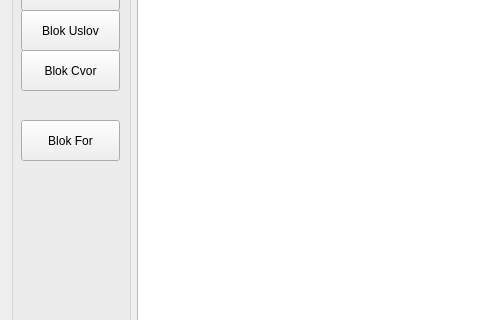
Before: the Qt Designer form aplikacija.ui in leoRado/KulaV2, drawn with Qt 5; both pictures show x 0 to 480 and y 250 to 570 of the 1024 by 668 pixel window.
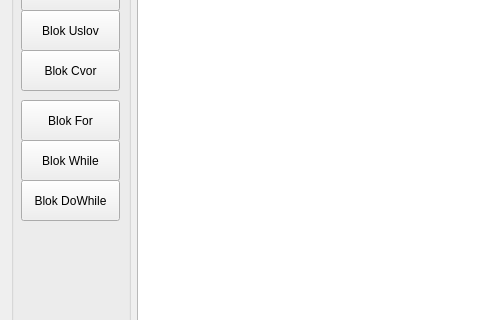
After: the same form once the commit is applied.

```diff
--- a/aplikacija.ui
+++ b/aplikacija.ui
@@ -140,7 +140,7 @@
        <property name="geometry">
         <rect>
          <x>10</x>
-         <y>340</y>
+         <y>320</y>
          <width>99</width>
          <height>41</height>
         </rect>
@@ -149,6 +149,32 @@
         <string>Blok For</string>
        </property>
       </widget>
+      <widget class="QPushButton" name="pushButton_11">
+       <property name="geometry">
+        <rect>
+         <x>10</x>
+         <y>360</y>
+         <width>99</width>
+         <height>41</height>
+        </rect>
+       </property>
+       <property name="text">
+        <string>Blok While</string>
+       </property>
+      </widget>
+      <widget class="QPushButton" name="pushButton_12">
+       <property name="geometry">
+        <rect>
+         <x>10</x>
+         <y>400</y>
+         <width>99</width>
+         <height>41</height>
+        </rect>
+       </property>
+       <property name="text">
+        <string>Blok DoWhile</string>
+       </property>
+      </widget>
      </widget>
     </item>
     <item>
```
